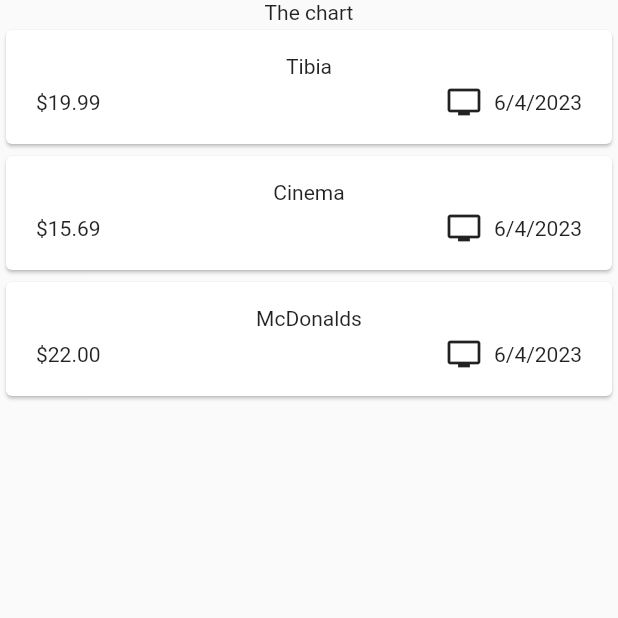
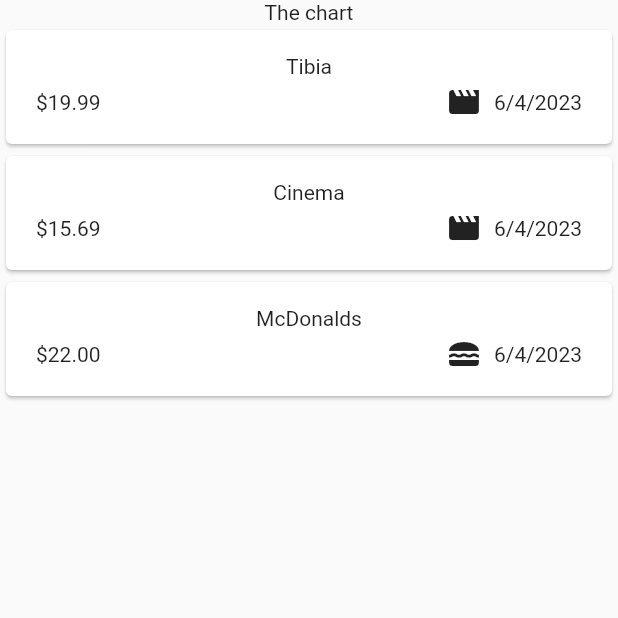
Before and after one commit to vicentedpsantos/expense_tracker_flutter, a Flutter app: the screen it shows after launch, on a phone screen of 412 x 824 dp, the top half of it. Run offline on Flutter 3.47's test engine with Material 2 defaults, Android fonts, the phone set to English and light mode, and no system bars.

Commit message:
Make icons dynamic

```diff
--- a/lib/models/expense.dart
+++ b/lib/models/expense.dart
@@ -1,3 +1,4 @@
+import 'package:flutter/material.dart';
 import 'package:uuid/uuid.dart';
 import 'package:intl/intl.dart';
 
@@ -6,6 +7,13 @@ const uuid = Uuid();
 final formatter = DateFormat.yMd();
 
 enum Category { food, travel, leisure, work }
+
+const categoryIcons = {
+  Category.food: Icons.lunch_dining,
+  Category.travel: Icons.flight_takeoff,
+  Category.leisure: Icons.movie,
+  Category.work: Icons.work,
+};
 
 class Expense {
   Expense(
--- a/lib/widgets/expenses_list/expense_item.dart
+++ b/lib/widgets/expenses_list/expense_item.dart
@@ -19,7 +19,7 @@ class ExpenseItem extends StatelessWidget {
                 Text('\$${expense.amount.toStringAsFixed(2)}'),
                 const Spacer(),
                 Row(children: [
-                  Icon(Icons.tv),
+                  Icon(categoryIcons[expense.category]),
                   const SizedBox(width: 8),
                   Text(expense.formattedDate),
                 ]),
```
